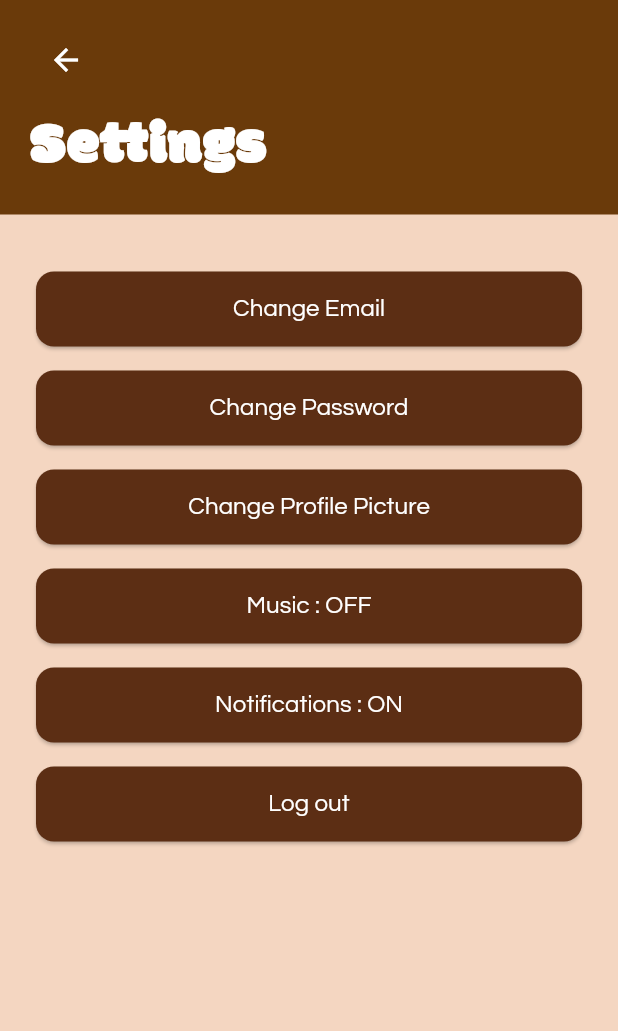
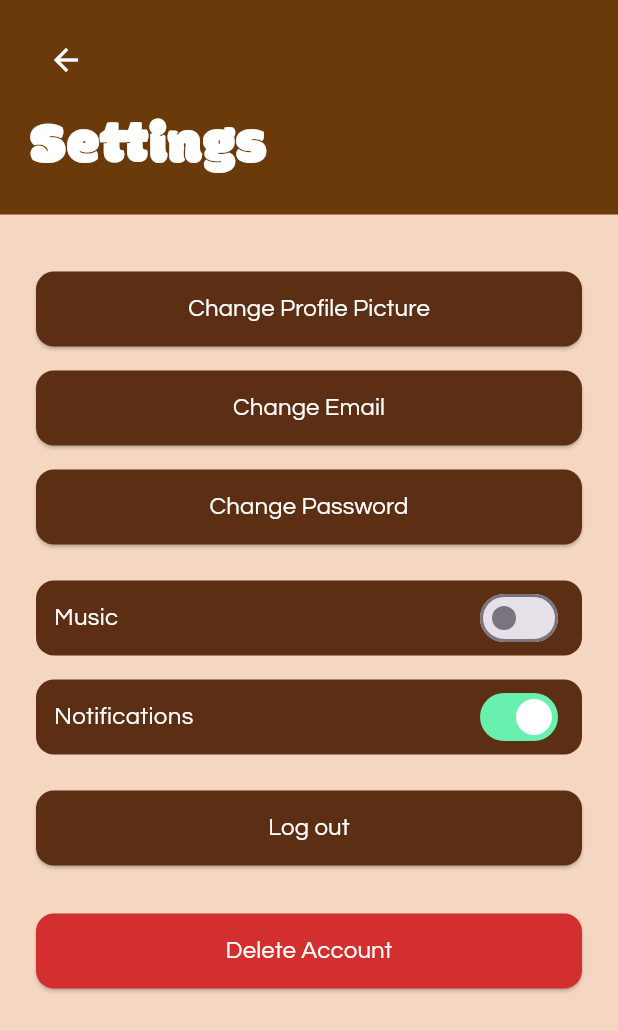
Before and after one commit to the34thempress/Budgipets, a Flutter app: the SettingsPage screen opened by its route, on a phone screen of 412 x 824 dp. Shown: the top 1031 px of the screen. Run offline on Flutter 3.47's test engine with Material 3 defaults, Android fonts, the light colour scheme and no system bars; our stand-ins replace audioplayers, image_picker, permission_handler, shared_preferences, supabase_flutter, table_calendar; accounts and stored records are empty.

Commit message:
delete account and settings UI

```diff
--- a/lib/pages/settings/settings_page.dart
+++ b/lib/pages/settings/settings_page.dart
@@ -6,6 +6,7 @@ import 'package:budgipets/pages/dashboard/dashboard.dart';
 import 'package:budgipets/pages/auth/login.dart';
 import 'package:budgipets/pages/settings/change_email.dart' hide Padding;
 import 'package:budgipets/pages/settings/change_password.dart';
+import 'package:budgipets/pages/settings/delete_account.dart';
 
 class SettingsPage extends StatefulWidget {
   const SettingsPage({super.key});
@@ -17,10 +18,13 @@ class SettingsPage extends StatefulWidget {
 class _SettingsPageState extends State<SettingsPage> {
   final AudioService _audioManager = AudioService();
 
+  late bool _musicOn;
+  bool _notificationsOn = true;
+
   @override
   void initState() {
     super.initState();
-    setState(() {});
+    _musicOn = _audioManager.isPlaying;
   }
 
   @override
@@ -29,7 +33,6 @@ class _SettingsPageState extends State<SettingsPage> {
       backgroundColor: const Color(0xFFF4D6C1),
       body: Column(
         children: [
-          //header
           CommonHeader(
             onBack: () {
               Navigator.pushReplacement(
@@ -45,7 +48,7 @@ class _SettingsPageState extends State<SettingsPage> {
                   style: TextStyle(
                     fontFamily: "Modak",
                     fontSize: 40,
-                    color: Colors.white
+                    color: Colors.white,
                   ),
                 )
               ],
@@ -54,20 +57,36 @@ class _SettingsPageState extends State<SettingsPage> {
 
           const SizedBox(height: 30),
 
+          _settingsButton(context, "Change Profile Picture"),
+
           _settingsButton(context, "Change Email"),
           _settingsButton(context, "Change Password"),
-          _settingsButton(context, "Change Profile Picture"),
 
-          _settingsButton(
-            context,
-            "Music : ${_audioManager.isPlaying ? "ON" : "OFF"}",
-            onTap: () async {
+          const SizedBox(height: 8),
+
+          _settingsToggleRow(
+            label: "Music",
+            value: _musicOn,
+            onChanged: (val) async {
               await _audioManager.toggleMusic();
-              setState(() {});
+              setState(() {
+                _musicOn = _audioManager.isPlaying;
+              });
             },
           ),
 
-          _settingsButton(context, "Notifications : ON"),
+          _settingsToggleRow(
+            label: "Notifications",
+            value: _notificationsOn,
+            onChanged: (val) {
+              setState(() {
+                _notificationsOn = val;
+              });
+              //empty
+            },
+          ),
+
+          const SizedBox(height: 8),
 
           _settingsButton(
             context,
@@ -81,6 +100,35 @@ class _SettingsPageState extends State<SettingsPage> {
                 (route) => false,
               );
             },
+          ),
+
+          const SizedBox(height: 16),
+
+          Padding(
+            padding: const EdgeInsets.symmetric(vertical: 8, horizontal: 24),
+            child: ElevatedButton(
+              style: ElevatedButton.styleFrom(
+                backgroundColor: Colors.red[700],
+                minimumSize: const Size.fromHeight(50),
+                shape: RoundedRectangleBorder(
+                  borderRadius: BorderRadius.circular(12),
+                ),
+              ),
+              onPressed: () {
+                Navigator.push(
+                  context,
+                  MaterialPageRoute(builder: (_) => const DeleteAccountPage()),
+                );
+              },
+              child: const Text(
+                "Delete Account",
+                style: TextStyle(
+                  fontFamily: "Questrial",
+                  color: Colors.white,
+                  fontSize: 16,
+                ),
+              ),
+            ),
           ),
         ],
       ),
@@ -133,4 +181,43 @@ class _SettingsPageState extends State<SettingsPage> {
       ),
     );
   }
+
+  Widget _settingsToggleRow({
+    required String label,
+    required bool value,
+    required ValueChanged<bool> onChanged,
+  }) {
+    return Padding(
+      padding: const EdgeInsets.symmetric(vertical: 8, horizontal: 24),
+      child: Container(
+        height: 50,
+        padding: const EdgeInsets.symmetric(horizontal: 12),
+        decoration: BoxDecoration(
+          color: const Color(0xFF5C2E14),
+          borderRadius: BorderRadius.circular(12),
+        ),
+        child: Row(
+          children: [
+            Expanded(
+              child: Text(
+                label,
+                style: const TextStyle(
+                  fontFamily: "Questrial",
+                  color: Colors.white,
+                  fontSize: 16,
+                ),
+              ),
+            ),
+
+            Switch.adaptive(
+              value: value,
+              onChanged: onChanged,
+              activeColor: Colors.white,
+              activeTrackColor: Colors.greenAccent,
+            ),
+          ],
+        ),
+      ),
+    );
+  }
 }
```
Also changed, not shown: lib/pages/settings/delete_account.dart (added, +246 -0 lines).
